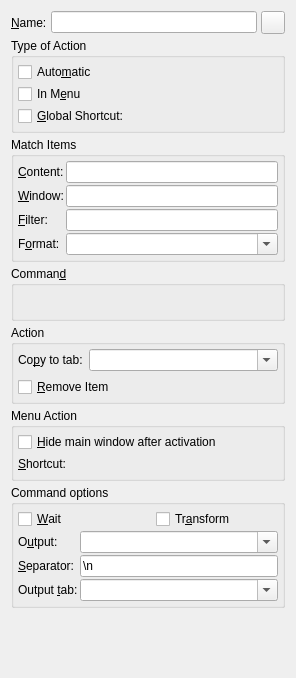
This is src/ui/commandwidget.ui in hluk/CopyQ as Qt 5 draws it before an edit. The edited form follows.
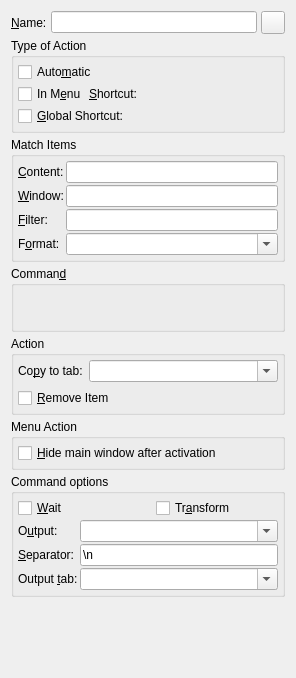
This is the edited form. Custom widgets are drawn as their Qt base class.

Commit message:
Move menu shortcut for command close to "In Menu" option
Fixes #396

```diff
--- a/src/ui/commandwidget.ui
+++ b/src/ui/commandwidget.ui
@@ -79,14 +79,54 @@
        </widget>
       </item>
       <item>
-       <widget class="QCheckBox" name="checkBoxInMenu">
-        <property name="toolTip">
-         <string>Show command in context menu of matching items</string>
-        </property>
-        <property name="text">
-         <string>In M&amp;enu</string>
-        </property>
-       </widget>
+       <layout class="QHBoxLayout" name="horizontalLayout_5">
+        <item>
+         <widget class="QCheckBox" name="checkBoxInMenu">
+          <property name="toolTip">
+           <string>Show command in context menu of matching items</string>
+          </property>
+          <property name="text">
+           <string>In M&amp;enu</string>
+          </property>
+         </widget>
+        </item>
+        <item>
+         <widget class="QLabel" name="labelShortcut">
+          <property name="sizePolicy">
+           <sizepolicy hsizetype="Maximum" vsizetype="Preferred">
+            <horstretch>0</horstretch>
+            <verstretch>0</verstretch>
+           </sizepolicy>
+          </property>
+          <property name="text">
+           <string>&amp;Shortcut:</string>
+          </property>
+          <property name="buddy">
+           <cstring>shortcutButton</cstring>
+          </property>
+         </widget>
+        </item>
+        <item>
+         <widget class="ShortcutButton" name="shortcutButton" native="true">
+          <property name="focusPolicy">
+           <enum>Qt::WheelFocus</enum>
+          </property>
+         </widget>
+        </item>
+        <item>
+         <spacer name="horizontalSpacer_2">
+          <property name="orientation">
+           <enum>Qt::Horizontal</enum>
+          </property>
+          <property name="sizeHint" stdset="0">
+           <size>
+            <width>40</width>
+            <height>20</height>
+           </size>
+          </property>
+         </spacer>
+        </item>
+       </layout>
       </item>
       <item>
        <layout class="QHBoxLayout" name="horizontalLayout_4">
@@ -352,46 +392,6 @@
         </property>
        </widget>
       </item>
-      <item>
-       <layout class="QHBoxLayout" name="horizontalLayout_3">
-        <item>
-         <widget class="QLabel" name="label">
-          <property name="sizePolicy">
-           <sizepolicy hsizetype="Maximum" vsizetype="Preferred">
-            <horstretch>0</horstretch>
-            <verstretch>0</verstretch>
-           </sizepolicy>
-          </property>
-          <property name="text">
-           <string>&amp;Shortcut:</string>
-          </property>
-          <property name="buddy">
-           <cstring>shortcutButton</cstring>
-          </property>
-         </widget>
-        </item>
-        <item>
-         <widget class="ShortcutButton" name="shortcutButton" native="true">
-          <property name="focusPolicy">
-           <enum>Qt::WheelFocus</enum>
-          </property>
-         </widget>
-        </item>
-        <item>
-         <spacer name="horizontalSpacer_2">
-          <property name="orientation">
-           <enum>Qt::Horizontal</enum>
-          </property>
-          <property name="sizeHint" stdset="0">
-           <size>
-            <width>40</width>
-            <height>20</height>
-           </size>
-          </property>
-         </spacer>
-        </item>
-       </layout>
-      </item>
      </layout>
     </widget>
    </item>
```
Left out of the diff: 2 changed lines with no effect on the pictures. The commit also changes 1 other file.
